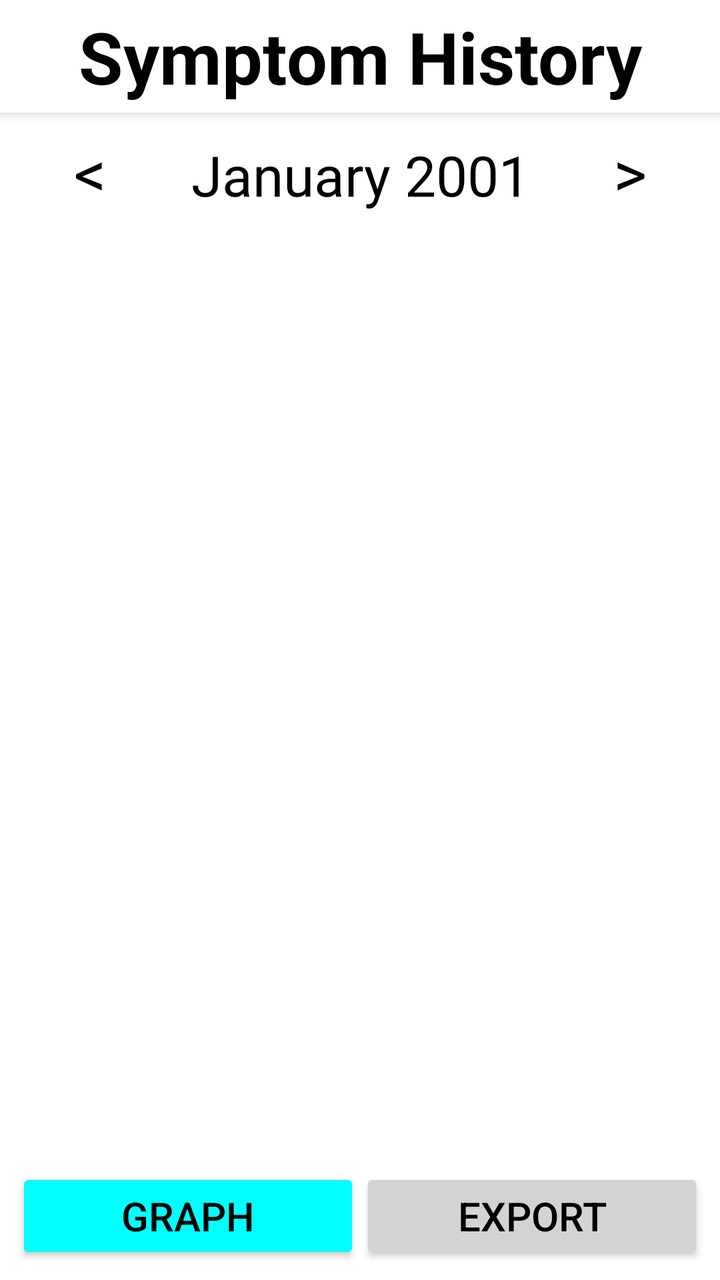
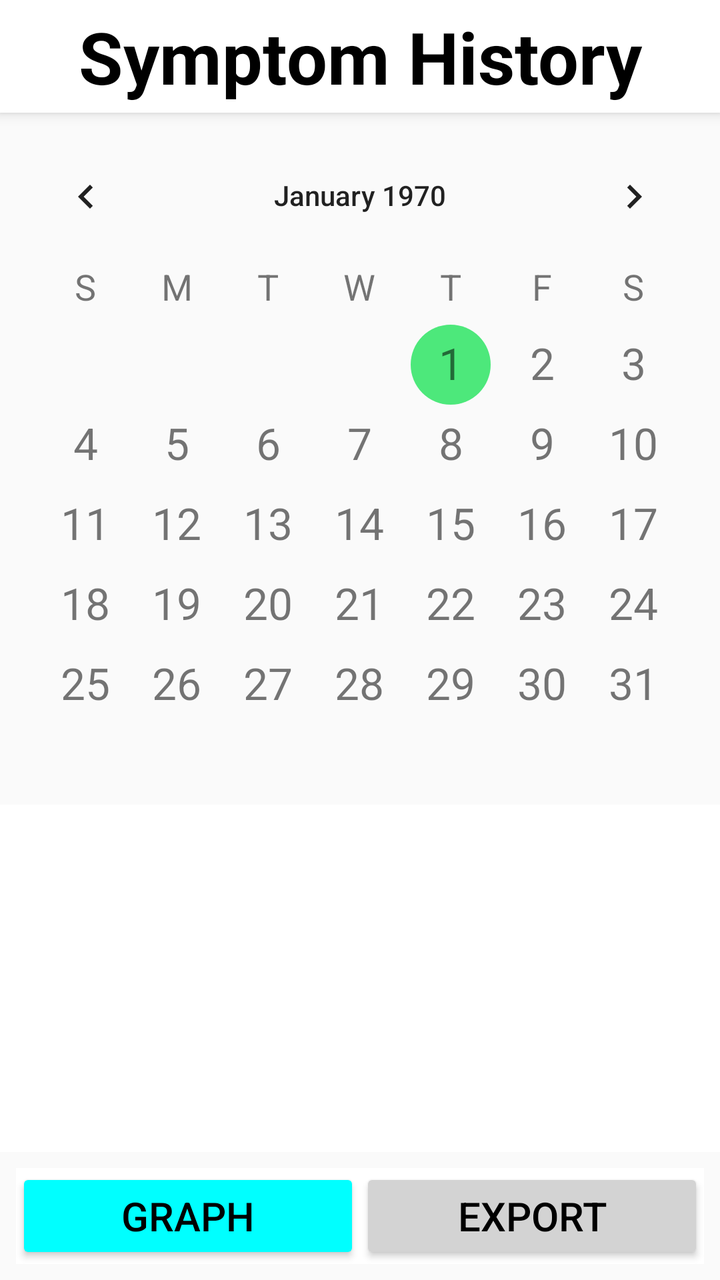

The first picture is an Android layout as it rendered before a commit; the second is the same layout after the commit. The layout source and the unified diff follow.
<!-- AndroidManifest.xml: activity theme Theme.Ui_proto_original -->
<!-- res/layout/symptoms_history.xml -->
<?xml version="1.0" encoding="utf-8"?>
<LinearLayout xmlns:android="http://schemas.android.com/apk/res/android"
    android:layout_width="match_parent"
    android:layout_height="match_parent"
    android:orientation="vertical"
    >

    <TextView
        android:layout_width="match_parent"
        android:layout_height="wrap_content"
        android:layout_marginBottom="8dp"
        android:background="@color/white"
        android:elevation="4dp"
        android:gravity="center"
        android:padding="4dp"
        android:text="Symptom History"
        android:textColor="@color/black"
        android:textSize="36sp"
        android:textStyle="bold" />

    <LinearLayout
        android:layout_width="match_parent"
        android:layout_height="wrap_content"
        android:orientation="horizontal">

        <TextView
            android:id="@+id/previousMonthButton"
            android:layout_width="0dp"
            android:layout_height="wrap_content"
            android:layout_weight="1"
            android:background="@color/white"
            android:gravity="center"
            android:text="&lt;"
            android:textSize="32sp"
            android:textColor="@color/black"/>

        <TextView
            android:id="@+id/dateText"
            android:layout_width="0dp"
            android:layout_height="wrap_content"
            android:layout_weight="2"
            android:background="@color/white"
            android:gravity="center"
            android:text="January 2001"
            android:textSize="28sp"
            android:textColor="@color/black"/>

        <TextView
            android:id="@+id/nextMonthButton"
            android:layout_width="0dp"
            android:layout_height="wrap_content"
            android:layout_weight="1"
            android:background="@color/white"
            android:gravity="center"
            android:text="&gt;"
            android:textSize="32sp"
            android:textColor="@color/black"/>

    </LinearLayout>

        <LinearLayout
            android:id="@+id/calendarContainer"
            android:layout_width="match_parent"
            android:layout_height="wrap_content"
            android:minHeight="280dp"
            android:orientation="vertical">

        </LinearLayout>


        <ScrollView
            android:layout_width="match_parent"
            android:layout_height="0dp"
            android:layout_weight="1"
            android:fillViewport="true"
            android:background="@color/white"
            android:padding="6dp">

            <LinearLayout
                android:id="@+id/datesWithSymptomsContainer"
                android:layout_width="match_parent"
                android:layout_height="wrap_content"
                android:orientation="vertical">
            </LinearLayout>

        </ScrollView>

        <LinearLayout
            android:layout_width="match_parent"
            android:layout_height="wrap_content"
            android:layout_gravity="bottom"
            android:background="@color/white"
            android:orientation="horizontal"
            android:layout_margin="8dp">

            <Button
                android:id="@+id/symptomsGraph"
                android:layout_width="0dp"
                android:layout_height="wrap_content"
                android:layout_weight="1"
                android:backgroundTint="#00FFFF"
                android:text="Graph"
                android:textColor="@color/black"
                android:textSize="20sp"/>

            <Button
                android:id="@+id/exportButton"
                android:layout_width="0dp"
                android:layout_height="wrap_content"
                android:layout_weight="1"
                android:backgroundTint="#D3D3D3"
                android:text="Export"
                android:textColor="@color/black"
                android:textSize="20sp"/>

        </LinearLayout>
</LinearLayout>
<!-- resources referenced by this layout -->
<resources>
  <color name="black">#FF000000</color>
  <color name="white">#FFFFFFFF</color>
  <style name="Theme.Ui_proto_original" parent="Theme.MaterialComponents.Light.NoActionBar" />
</resources>

<!-- the commit's change to res/layout/symptoms_history.xml (unified diff, before → after) -->
@@ -18,100 +18,51 @@
         android:textSize="36sp"
         android:textStyle="bold" />
 
+
+    <CalendarView
+        android:id="@+id/calendarView"
+        android:layout_width="match_parent"
+        android:layout_height="wrap_content"
+        android:theme="@style/CalendarTheme"
+        android:dateTextAppearance="@style/LargeCalendarDates"
+        android:weekDayTextAppearance="@style/LargeCalendarWeekdays"
+        android:showWeekNumber="false" />
+
+    <androidx.recyclerview.widget.RecyclerView
+        android:id="@+id/symptomsRecyclerView"
+        android:layout_width="match_parent"
+        android:layout_height="0dp"
+        android:layout_weight="1"
+        android:background="@color/white"
+        android:padding="6dp" />
+
     <LinearLayout
         android:layout_width="match_parent"
         android:layout_height="wrap_content"
-        android:orientation="horizontal">
+        android:layout_gravity="bottom"
+        android:background="@color/white"
+        android:orientation="horizontal"
+        android:layout_margin="8dp">
 
-        <TextView
-            android:id="@+id/previousMonthButton"
+        <Button
+            android:id="@+id/symptomsGraph"
             android:layout_width="0dp"
             android:layout_height="wrap_content"
             android:layout_weight="1"
-            android:background="@color/white"
-            android:gravity="center"
-            android:text="&lt;"
-            android:textSize="32sp"
-            android:textColor="@color/black"/>
+            android:backgroundTint="#00FFFF"
+            android:text="Graph"
+            android:textColor="@color/black"
+            android:textSize="20sp"/>
 
-        <TextView
-            android:id="@+id/dateText"
-            android:layout_width="0dp"
-            android:layout_height="wrap_content"
-            android:layout_weight="2"
-            android:background="@color/white"
-            android:gravity="center"
-            android:text="January 2001"
-            android:textSize="28sp"
-            android:textColor="@color/black"/>
-
-        <TextView
-            android:id="@+id/nextMonthButton"
+        <Button
+            android:id="@+id/exportButton"
             android:layout_width="0dp"
             android:layout_height="wrap_content"
             android:layout_weight="1"
-            android:background="@color/white"
-            android:gravity="center"
-            android:text="&gt;"
-            android:textSize="32sp"
-            android:textColor="@color/black"/>
+            android:backgroundTint="#D3D3D3"
+            android:text="Export"
+            android:textColor="@color/black"
+            android:textSize="20sp"/>
 
     </LinearLayout>
-
-        <LinearLayout
-            android:id="@+id/calendarContainer"
-            android:layout_width="match_parent"
-            android:layout_height="wrap_content"
-            android:minHeight="280dp"
-            android:orientation="vertical">
-
-        </LinearLayout>
-
-
-        <ScrollView
-            android:layout_width="match_parent"
-            android:layout_height="0dp"
-            android:layout_weight="1"
-            android:fillViewport="true"
-            android:background="@color/white"
-            android:padding="6dp">
-
-            <LinearLayout
-                android:id="@+id/datesWithSymptomsContainer"
-                android:layout_width="match_parent"
-                android:layout_height="wrap_content"
-                android:orientation="vertical">
-            </LinearLayout>
-
-        </ScrollView>
-
-        <LinearLayout
-            android:layout_width="match_parent"
-            android:layout_height="wrap_content"
-            android:layout_gravity="bottom"
-            android:background="@color/white"
-            android:orientation="horizontal"
-            android:layout_margin="8dp">
-
-            <Button
-                android:id="@+id/symptomsGraph"
-                android:layout_width="0dp"
-                android:layout_height="wrap_content"
-                android:layout_weight="1"
-                android:backgroundTint="#00FFFF"
-                android:text="Graph"
-                android:textColor="@color/black"
-                android:textSize="20sp"/>
-
-            <Button
-                android:id="@+id/exportButton"
-                android:layout_width="0dp"
-                android:layout_height="wrap_content"
-                android:layout_weight="1"
-                android:backgroundTint="#D3D3D3"
-                android:text="Export"
-                android:textColor="@color/black"
-                android:textSize="20sp"/>
-
-        </LinearLayout>
 </LinearLayout>
<!-- resource entries referenced after the edit -->
@@ -2,6 +2,21 @@
 <resources>
   <color name="black">#FF000000</color>
   <color name="white">#FFFFFFFF</color>
-  <style name="Theme.Ui_proto_original" parent="Theme.MaterialComponents.Light.NoActionBar" />
+  <style name="CalendarTheme" parent="ThemeOverlay.AppCompat.Light">
+          
+          <item name="colorAccent">@color/light_green</item>
+          <item name="android:colorAccent">@color/light_green</item>
+          <item name="colorControlActivated">@color/light_green</item>
+      </style>
+  <style name="LargeCalendarDates" parent="TextAppearance.AppCompat.Medium">
+          <item name="android:textSize">22sp</item>
+          <item name="android:textStyle">bold</item>
+      </style>
+  <style name="LargeCalendarWeekdays" parent="TextAppearance.AppCompat.Small">
+          <item name="android:textSize">18sp</item>
+          <item name="android:textStyle">bold</item>
+      </style>
+  <style name="Theme.Ui_proto_original" parent="Theme.AppCompat.Light.NoActionBar" />
+  <color name="light_green">#FF4DE87B</color>
 </resources>
 
